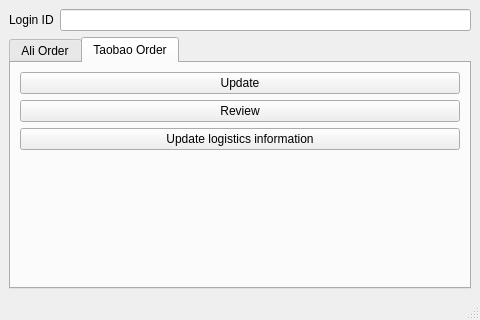
Above: alixixi.ui from xlongfeng/alixixi before the change. Below: the same form after it.
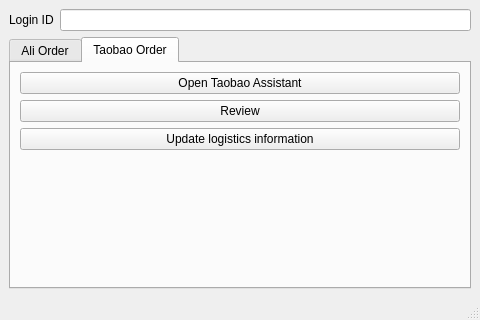
That is the form after the change. The open tabs and pages were chosen to show the change.

Patch:
```diff
--- a/alixixi.ui
+++ b/alixixi.ui
@@ -108,7 +108,7 @@
         <item>
          <widget class="QPushButton" name="tbOrderUpdatePushButton">
           <property name="text">
-           <string>Update</string>
+           <string>Open Taobao Assistant</string>
           </property>
          </widget>
         </item>
```
Left out of the diff: 2 changed lines with no effect on the pictures.
